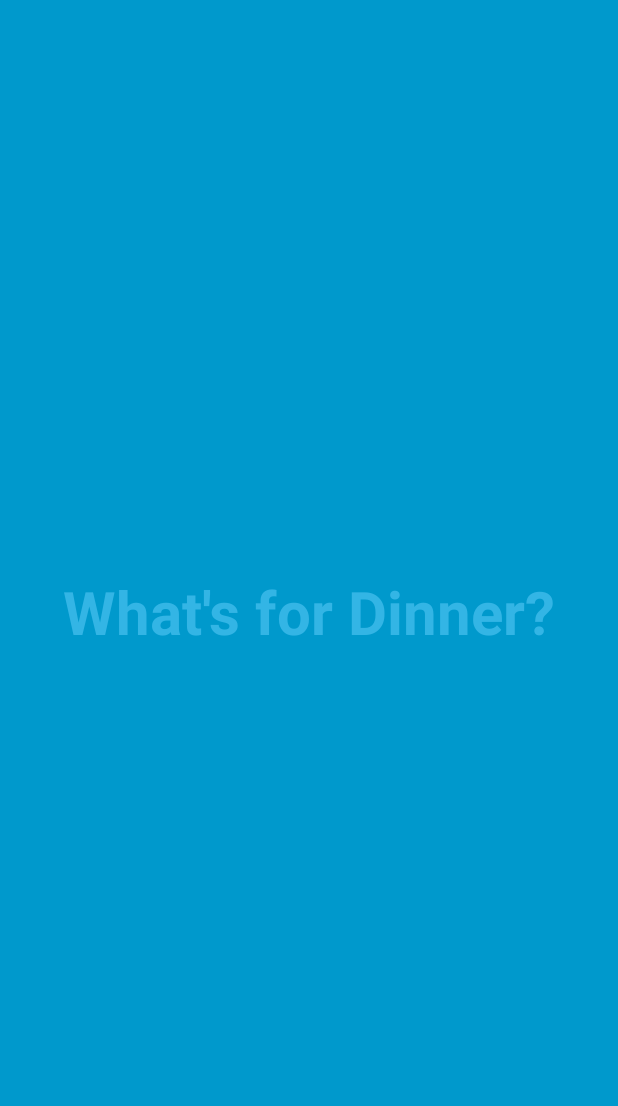
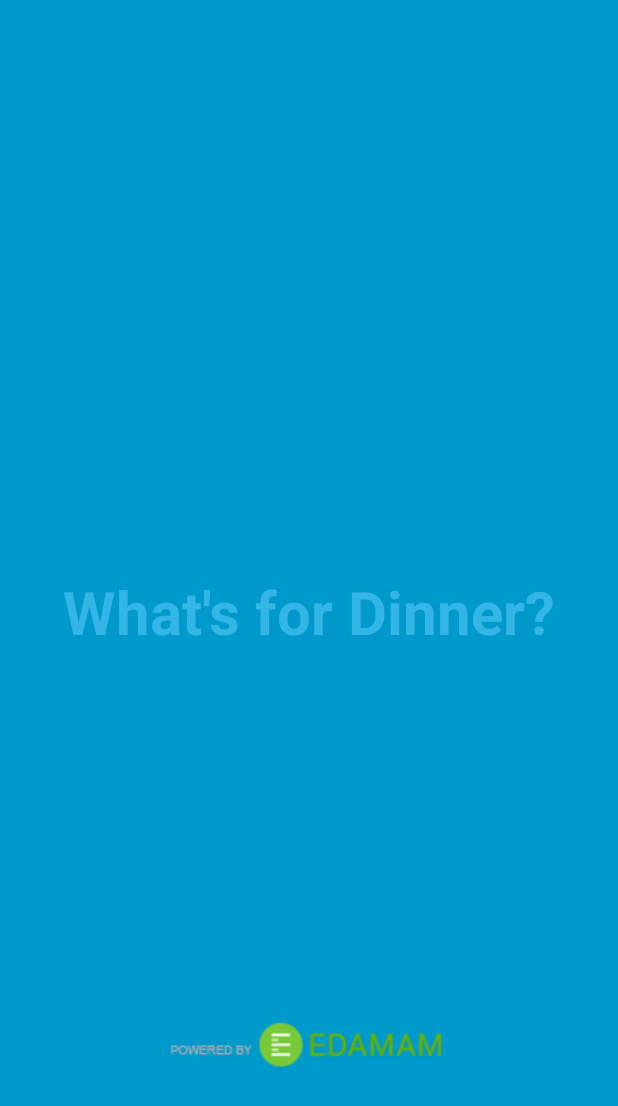
Before and after one commit to tstewart/WhatsForDinner, an Android app: the IntroActivity screen opened directly, with no data from a screen before it, on a phone screen of 412 x 824 dp. Shown: the top 1106 px of the screen. Run offline under Robolectric (Android 15) with nearby library versions, the phone set to English and light mode, and no system bars.

Commit message:
Added Edamam attribution

```diff
--- a/app/src/main/res/layout/activity_intro.xml
+++ b/app/src/main/res/layout/activity_intro.xml
@@ -45,6 +45,16 @@
         app:layout_constraintTop_toTopOf="parent" />
 
     <ImageView
+        android:id="@+id/edamamAttr"
+        android:layout_width="0dp"
+        android:layout_height="wrap_content"
+        android:layout_marginStart="104dp"
+        android:layout_marginTop="676dp"
+        android:src="@drawable/edamamattr"
+        app:layout_constraintStart_toStartOf="parent"
+        app:layout_constraintTop_toTopOf="parent" />
+
+    <ImageView
         android:id="@+id/logo"
         android:layout_width="wrap_content"
         android:layout_height="wrap_content"
@@ -57,6 +67,7 @@
         app:layout_constraintTop_toBottomOf="@+id/title"
         tools:srcCompat="@tools:sample/avatars" />
 
+
     <!-- This FrameLayout insets its children based on system windows using
          android:fitsSystemWindows. -->
 
```
Also changed, not shown: app/src/main/res/drawable/edamamattr.png (added).
